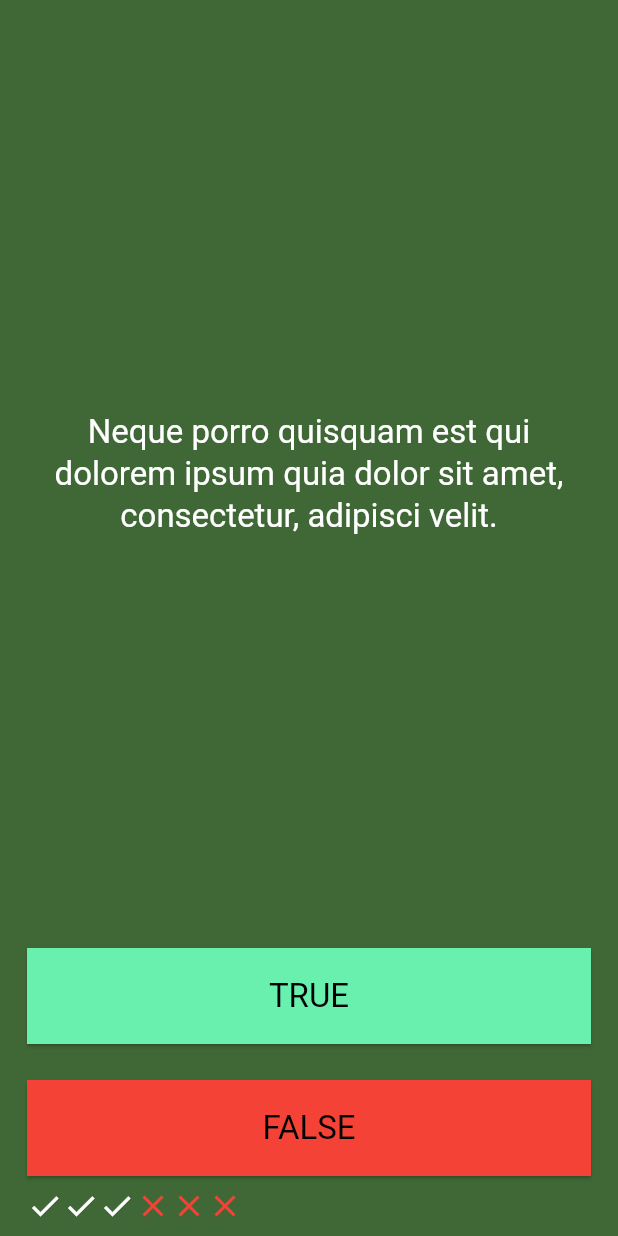
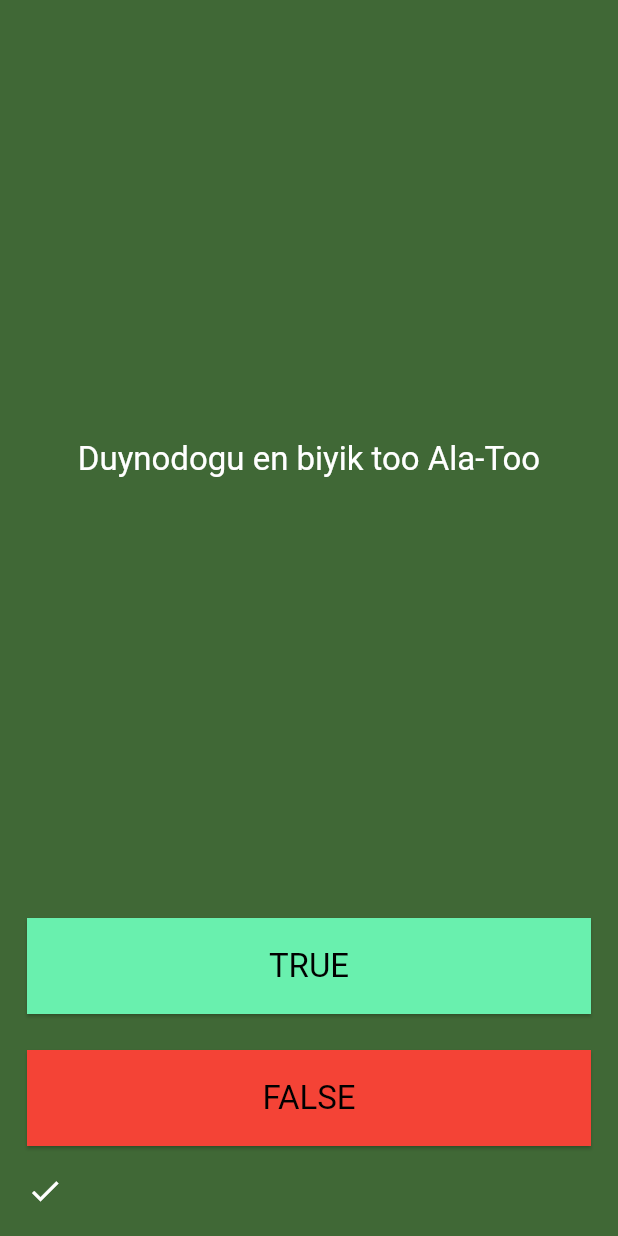
Before and after one commit to azackmatoff/quiz_app, a Flutter app: the QuizScreen screen opened directly, after a tap on "TRUE", on a phone screen of 412 x 824 dp. Run offline on Flutter 3.47's test engine with Material 3 defaults, Android fonts, the phone set to English and light mode, and no system bars.

Commit message:
proekt buttu

```diff
--- a/lib/main.dart
+++ b/lib/main.dart
@@ -35,7 +35,7 @@ class MyApp extends StatelessWidget {
             ),
           ),
           iconTheme: const IconThemeData(color: Colors.white)),
-      home: const SabakScreen(),
+      home: const QuizScreen(),
     );
   }
 }
--- a/lib/quiz_screen.dart
+++ b/lib/quiz_screen.dart
@@ -1,4 +1,7 @@
+import 'dart:developer';
+
 import 'package:flutter/material.dart';
+import 'package:quiz_app/suroo_servisteri.dart';
 
 class QuizScreen extends StatefulWidget {
   const QuizScreen({super.key});
@@ -8,6 +11,10 @@ class QuizScreen extends StatefulWidget {
 }
 
 class _QuizScreenState extends State<QuizScreen> {
+  SurooServisteri servis = SurooServisteri();
+
+  List<Widget> ikonkalar = [];
+
   @override
   Widget build(BuildContext context) {
     return Scaffold(
@@ -20,7 +27,7 @@ class _QuizScreenState extends State<QuizScreen> {
             children: [
               const SizedBox(),
               Text(
-                'Neque porro quisquam est qui dolorem ipsum quia dolor sit amet, consectetur, adipisci velit.',
+                servis.surooAlipKel(),
                 style: Theme.of(context).textTheme.titleLarge,
                 textAlign: TextAlign.center,
               ),
@@ -29,6 +36,9 @@ class _QuizScreenState extends State<QuizScreen> {
                   knopkaniKur(
                     text: 'TRUE',
                     style: Theme.of(context).elevatedButtonTheme.style!,
+                    onPressed: () {
+                      jooptuTeksher(true);
+                    },
                   ),
                   const SizedBox(height: 24),
                   knopkaniKur(
@@ -41,18 +51,14 @@ class _QuizScreenState extends State<QuizScreen> {
                             Colors.white,
                           ),
                         ),
+                    onPressed: () {
+                      jooptuTeksher(false);
+                    },
                   ),
-                  const Padding(
-                    padding: EdgeInsets.symmetric(vertical: 8.0),
+                  Padding(
+                    padding: const EdgeInsets.symmetric(vertical: 18.0),
                     child: Row(
-                      children: [
-                        Icon(Icons.check),
-                        Icon(Icons.check),
-                        Icon(Icons.check),
-                        Icon(Icons.close, color: Colors.red),
-                        Icon(Icons.close, color: Colors.red),
-                        Icon(Icons.close, color: Colors.red),
-                      ],
+                      children: ikonkalar,
                     ),
                   ),
                 ],
@@ -67,12 +73,13 @@ class _QuizScreenState extends State<QuizScreen> {
   Widget knopkaniKur({
     required String text,
     required ButtonStyle style,
+    required VoidCallback onPressed,
   }) {
     return Row(
       children: [
         Expanded(
           child: ElevatedButton(
-            onPressed: () {},
+            onPressed: onPressed,
             style: style,
             child: Padding(
               padding: const EdgeInsets.symmetric(
@@ -90,4 +97,66 @@ class _QuizScreenState extends State<QuizScreen> {
       ],
     );
   }
+
+  void jooptuTeksher(bool koldonuuchununJoobu) {
+    bool buttu = servis.buttu();
+    bool kelgenTuuraJoop = servis.jooptuAlipKel();
+
+    log('kelgenTuuraJoop = $kelgenTuuraJoop');
+    log('koldonuuchununJoobu = $koldonuuchununJoobu');
+
+    if (buttu == true) {
+      log('buttu ========================');
+      ikonkaKosh(kelgenTuuraJoop == koldonuuchununJoobu);
+      kayradanBashta();
+    }
+
+    if (buttu == false) {
+      log('buttu elek ========================');
+
+      if (kelgenTuuraJoop == koldonuuchununJoobu) {
+        ikonkaKosh(true);
+      } else {
+        ikonkaKosh(false);
+      }
+    }
+  }
+
+  void ikonkaKosh(bool tuuraniKosh) {
+    if (tuuraniKosh == true) {
+      ikonkalar.add(Icon(Icons.check, color: Colors.white));
+    } else {
+      ikonkalar.add(Icon(Icons.close, color: Colors.red));
+    }
+
+    setState(() {
+      servis.kiyinkiSuroogoOt();
+    });
+  }
+
+  void kayradanBashta() {
+    showDialog(
+        context: context,
+        barrierDismissible: false,
+        builder: (context) {
+          return AlertDialog(
+            title: const Text('Suroolor buttu'),
+            content: const SingleChildScrollView(
+              child: Text('Kayradan bashta'),
+            ),
+            actions: <Widget>[
+              TextButton(
+                child: const Text('OK'),
+                onPressed: () {
+                  servis.kayradanBashta();
+                  // ikonkalar = [];
+                  ikonkalar.clear();
+                  setState(() {});
+                  Navigator.of(context).pop();
+                },
+              ),
+            ],
+          );
+        });
+  }
 }
--- a/lib/sabak_screen.dart
+++ b/lib/sabak_screen.dart
@@ -91,8 +91,8 @@ class _SabakScreenState extends State<SabakScreen> {
     // log('3 eski baalardin ichinde kancha baa bar = ${eskiBaalar.length}');
     // log('3 baalardin ichinde kancha baa bar = ${baalar.length}');
 
-    // log('baalar birinchi baa = ${baalar[0]}');
-    // log('baalar akirki baa = ${baalar[baalar.length - 1]}');
+    log('baalar birinchi baa = ${baalar[0]}');
+    log('baalar akirki baa = ${baalar[baalar.length - 1]}');
 
     // log('baalar ekinchi baa = ${baalar[1]}');
 
--- /dev/null
+++ b/lib/suroo.dart
@@ -0,0 +1,9 @@
+class Suroo {
+  final String text;
+  final bool joop;
+
+  const Suroo({
+    required this.text,
+    required this.joop,
+  });
+}
--- /dev/null
+++ b/lib/suroo_servisteri.dart
@@ -0,0 +1,40 @@
+import 'dart:developer';
+
+import 'package:quiz_app/suroo.dart';
+
+class SurooServisteri {
+  int index = 0;
+  List<Suroo> suroolor = [
+    const Suroo(text: 'Kyrgyzstandyn borboru Bishkek', joop: true), // 0
+    const Suroo(text: 'Duynodogu en biyik too Ala-Too', joop: false), // 1
+    const Suroo(text: '2+2=5', joop: false), // 2
+    const Suroo(text: '10+1 = 11', joop: true), // 3
+    const Suroo(text: '1+1=3', joop: false), //4
+    const Suroo(text: '1+1=2', joop: true), //5
+  ];
+
+  String surooAlipKel() {
+    return suroolor[index].text;
+  }
+
+  bool jooptuAlipKel() {
+    return suroolor[index].joop;
+  }
+
+  void kiyinkiSuroogoOt() {
+    log('1 kiyinkiSuroogoOt index = $index suroolor = ${suroolor.length}');
+    if (index < suroolor.length - 1) {
+      index++;
+    }
+
+    log('2 kiyinkiSuroogoOt index = $index suroolor = ${suroolor.length}');
+  }
+
+  bool buttu() {
+    return index == suroolor.length - 1;
+  }
+
+  void kayradanBashta() {
+    index = 0;
+  }
+}
```
